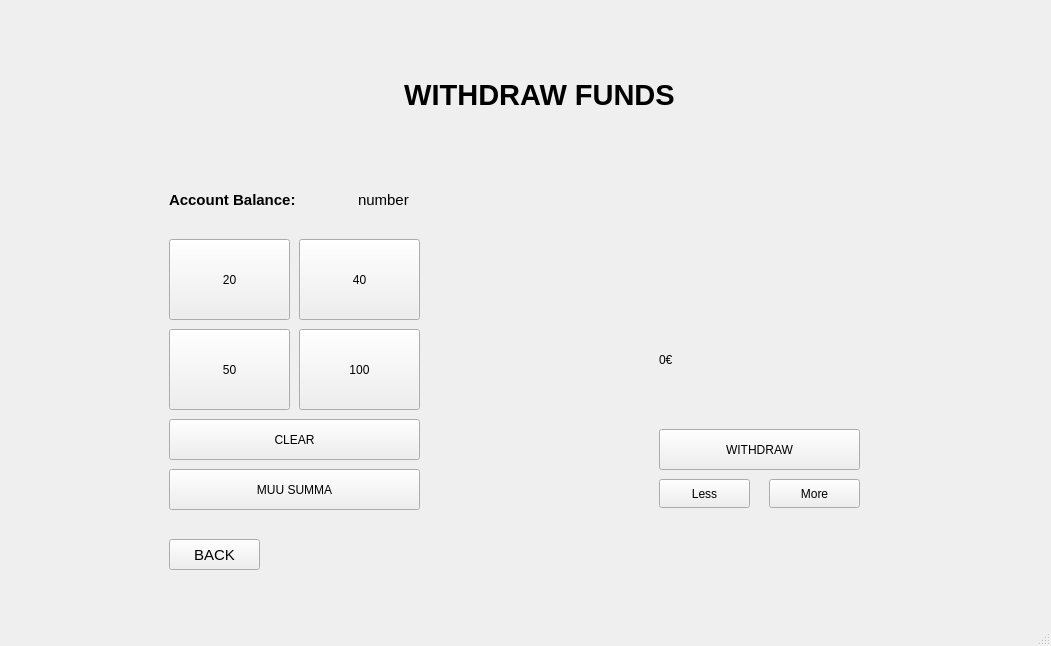
First picture: the form in bank-automat/mainwindow.ui, repository tvt23-pankkiprojekti/SPO_Group1, before the edit.
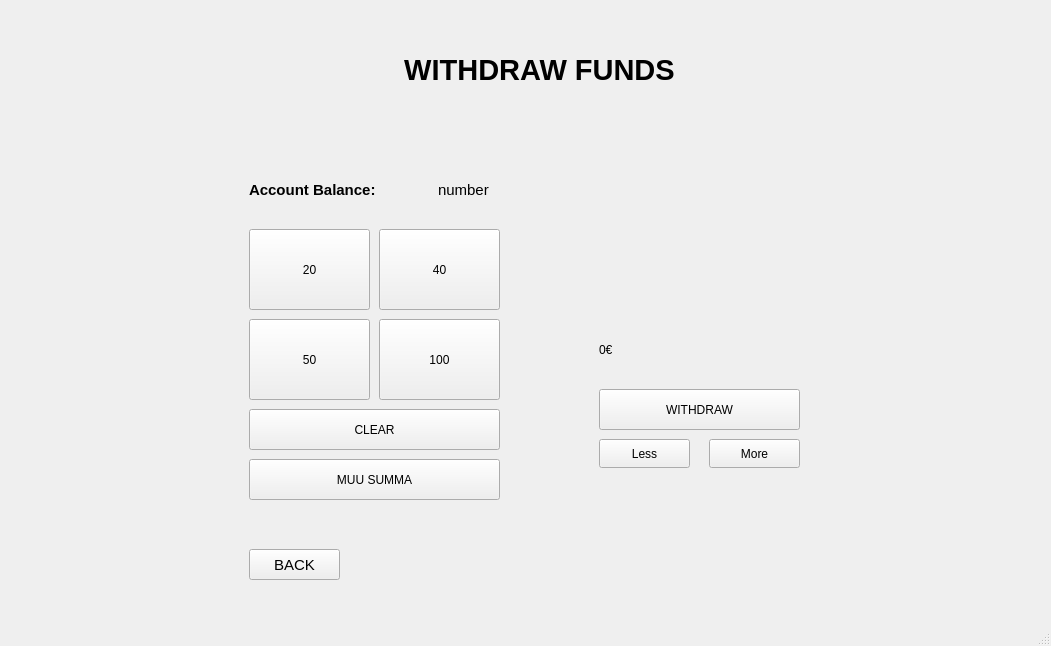
Second picture: the form after the edit. The open tabs and pages were chosen to show the change. Icons and pictures are not drawn.

Commit message: Rahan nosto giffi

What changed in the file:
```diff
--- a/bank-automat/mainwindow.ui
+++ b/bank-automat/mainwindow.ui
@@ -365,7 +365,7 @@
           <x>350</x>
           <y>40</y>
           <width>361</width>
-          <height>91</height>
+          <height>41</height>
          </rect>
         </property>
         <property name="font">
@@ -389,8 +389,8 @@
        <widget class="QPushButton" name="btnTakaisin">
         <property name="geometry">
          <rect>
-          <x>160</x>
-          <y>530</y>
+          <x>240</x>
+          <y>540</y>
           <width>91</width>
           <height>31</height>
          </rect>
@@ -419,8 +419,8 @@
        <widget class="QPushButton" name="N20">
         <property name="geometry">
          <rect>
-          <x>160</x>
-          <y>230</y>
+          <x>240</x>
+          <y>220</y>
           <width>121</width>
           <height>81</height>
          </rect>
@@ -435,8 +435,8 @@
        <widget class="QPushButton" name="N50">
         <property name="geometry">
          <rect>
-          <x>160</x>
-          <y>320</y>
+          <x>240</x>
+          <y>310</y>
           <width>121</width>
           <height>81</height>
          </rect>
@@ -451,8 +451,8 @@
        <widget class="QPushButton" name="N40">
         <property name="geometry">
          <rect>
-          <x>290</x>
-          <y>230</y>
+          <x>370</x>
+          <y>220</y>
           <width>121</width>
           <height>81</height>
          </rect>
@@ -467,8 +467,8 @@
        <widget class="QPushButton" name="N100">
         <property name="geometry">
          <rect>
-          <x>290</x>
-          <y>320</y>
+          <x>370</x>
+          <y>310</y>
           <width>121</width>
           <height>81</height>
          </rect>
@@ -483,8 +483,8 @@
        <widget class="QPushButton" name="clearBtn">
         <property name="geometry">
          <rect>
-          <x>160</x>
-          <y>410</y>
+          <x>240</x>
+          <y>400</y>
           <width>251</width>
           <height>41</height>
          </rect>
@@ -499,8 +499,8 @@
        <widget class="QPushButton" name="withdrawBtn">
         <property name="geometry">
          <rect>
-          <x>650</x>
-          <y>420</y>
+          <x>590</x>
+          <y>380</y>
           <width>201</width>
           <height>41</height>
          </rect>
@@ -512,8 +512,8 @@
        <widget class="QWidget" name="gridLayoutWidget_6">
         <property name="geometry">
          <rect>
-          <x>160</x>
-          <y>170</y>
+          <x>240</x>
+          <y>160</y>
           <width>371</width>
           <height>41</height>
          </rect>
@@ -560,8 +560,8 @@
        <widget class="QLabel" name="labelWithdrawSum">
         <property name="geometry">
          <rect>
-          <x>650</x>
-          <y>280</y>
+          <x>590</x>
+          <y>270</y>
           <width>201</width>
           <height>141</height>
          </rect>
@@ -576,8 +576,8 @@
        <widget class="QPushButton" name="muuSumma">
         <property name="geometry">
          <rect>
-          <x>160</x>
-          <y>460</y>
+          <x>240</x>
+          <y>450</y>
           <width>251</width>
           <height>41</height>
          </rect>
@@ -592,8 +592,8 @@
        <widget class="QPushButton" name="lessBtn">
         <property name="geometry">
          <rect>
-          <x>650</x>
-          <y>470</y>
+          <x>590</x>
+          <y>430</y>
           <width>91</width>
           <height>29</height>
          </rect>
@@ -608,8 +608,8 @@
        <widget class="QPushButton" name="moreBtn">
         <property name="geometry">
          <rect>
-          <x>760</x>
-          <y>470</y>
+          <x>700</x>
+          <y>430</y>
           <width>91</width>
           <height>29</height>
          </rect>
```
Left out of the diff: 51 changed lines with no effect on the pictures. The commit also changes 1 other file.
